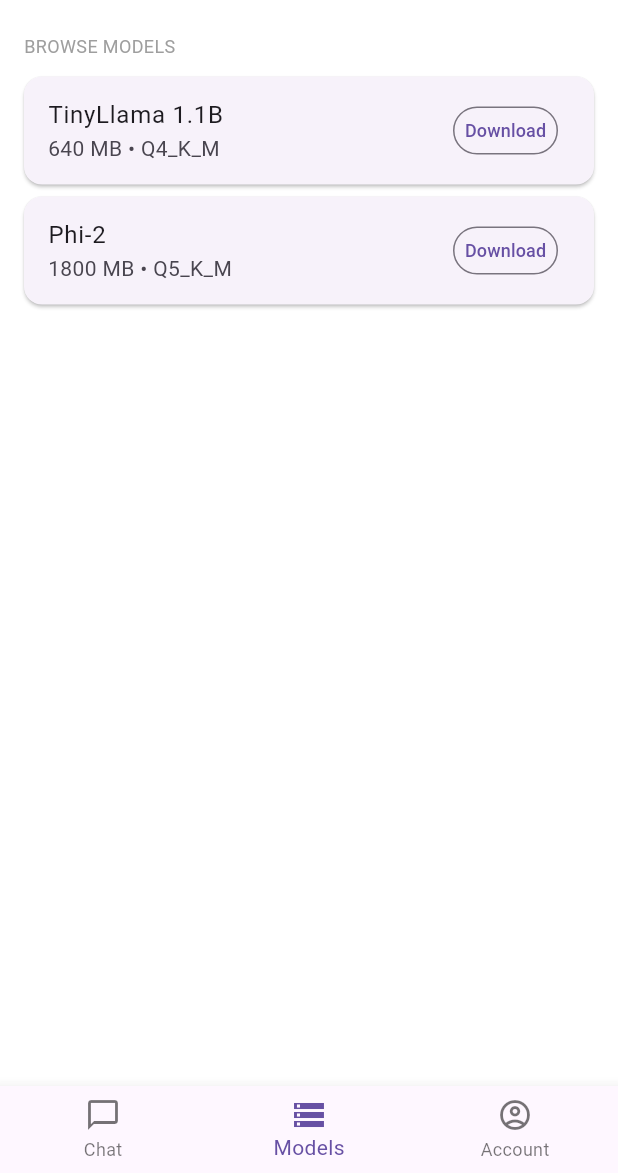
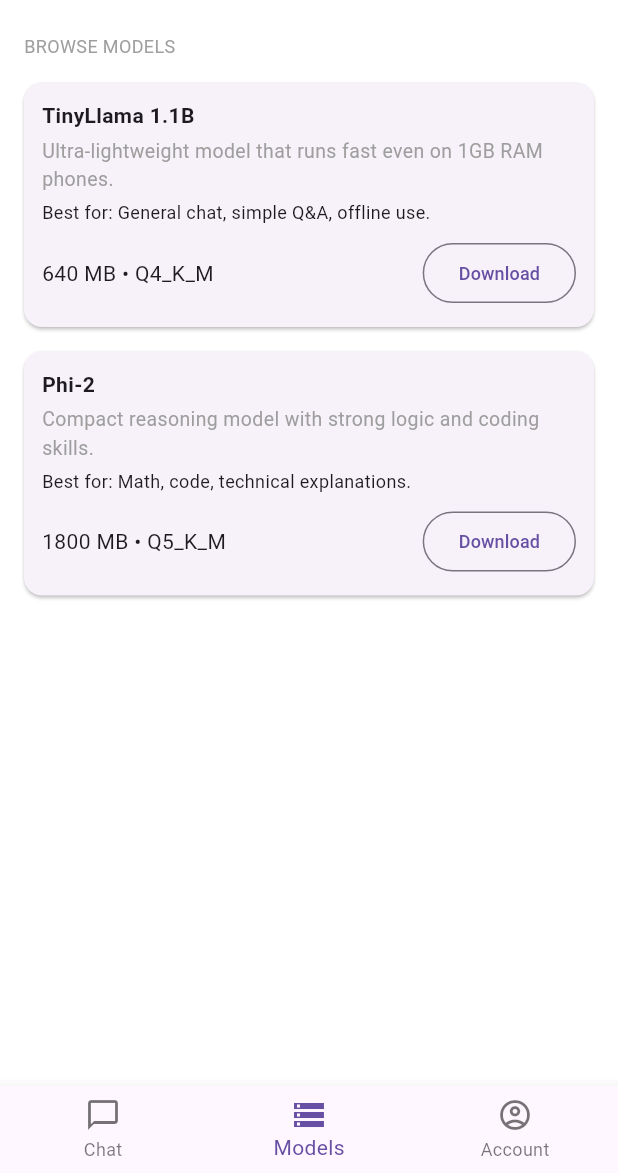
Before and after one commit to praisejamesx/wazza, a Flutter app: the MainScreen screen opened directly, item 2 of the bottom bar chosen, on a phone screen of 412 x 824 dp, the part 63-1236 px from its top. Run offline on Flutter 3.47's test engine with Material 3 defaults, Android fonts, the light colour scheme and no system bars; our stand-ins replace flutter_markdown, share_plus, sqflite; missing offline and left inert: llama_flutter_android; accounts and stored records are empty; Roboto replaces fonts that are missing (IBMPlexMono).

Commit message:
Implement model management features: add database service for downloaded models, enhance AIModel structure, and update UI to support model selection and downloading.

```diff
--- a/lib/models/ai_model.dart
+++ b/lib/models/ai_model.dart
@@ -9,6 +9,8 @@
   final bool isDownloaded;
   final String? localPath;
   final TemplateType templateType;
+  final String description;
+  final String bestFor;
 
   AIModel({
     required this.id,
@@ -18,6 +20,8 @@
     this.isDownloaded = false,
     this.localPath,
     required this.templateType,
+    required this.description,
+    required this.bestFor,
   });
 
   // Helper to auto-assign template based on model ID
@@ -30,6 +34,7 @@
     return TemplateType.chatml; // default fallback
   }
 
+
   static List<AIModel> remoteModels = [
     AIModel(
       id: 'tinyllama',
@@ -37,6 +42,8 @@
       sizeMB: 640,
       quant: 'Q4_K_M',
       templateType: TemplateType.llama2,
+      description: 'Ultra-lightweight model that runs fast even on 1GB RAM phones.',
+      bestFor: 'General chat, simple Q&A, offline use.',
     ),
     AIModel(
       id: 'phi2',
@@ -44,8 +51,10 @@
       sizeMB: 1800,
       quant: 'Q5_K_M',
       templateType: TemplateType.phi,
+      description: 'Compact reasoning model with strong logic and coding skills.',
+      bestFor: 'Math, code, technical explanations.',
     ),
-    // Add more models here as needed
+    // Add more models in future versions
   ];
 
   static List<AIModel> downloadedModels = [];
@@ -59,6 +68,8 @@
       isDownloaded: true,
       localPath: localPath,
       templateType: remoteModel.templateType, // ✅ Preserve templateType
+      description: remoteModel.description,
+      bestFor: remoteModel.bestFor
     );
     downloadedModels.add(downloaded);
   }
--- a/lib/screens/models_screen.dart
+++ b/lib/screens/models_screen.dart
@@ -3,6 +3,7 @@
 import 'package:wazza/models/ai_model.dart';
 import 'package:wazza/services/model_downloader.dart';
 import 'package:share_plus/share_plus.dart';
+import 'package:wazza/services/db_service.dart';
 import 'dart:io' show Platform;
 
 class ModelsScreen extends StatelessWidget {
@@ -103,17 +104,29 @@
   @override
   Widget build(BuildContext context) {
     return Card(
-      margin: const EdgeInsets.symmetric(horizontal: 16, vertical: 4),
-      child: ListTile(
-        title: Text(model.name),
-        subtitle: Text('${model.sizeMB} MB • ${model.quant}'),
-        trailing: OutlinedButton(
-          style: OutlinedButton.styleFrom(
-            padding: EdgeInsets.zero,
-            minimumSize: const Size(70, 32),
-          ),
-          onPressed: () => _downloadModel(context, model),
-          child: const Text('Download', style: TextStyle(fontSize: 12)),
+      margin: const EdgeInsets.symmetric(horizontal: 16, vertical: 8),
+      child: Padding(
+        padding: const EdgeInsets.all(12),
+        child: Column(
+          crossAxisAlignment: CrossAxisAlignment.start,
+          children: [
+            Text(model.name, style: const TextStyle(fontWeight: FontWeight.bold)),
+            const SizedBox(height: 4),
+            Text(model.description, style: const TextStyle(fontSize: 13, color: Colors.grey)),
+            const SizedBox(height: 4),
+            Text('Best for: ${model.bestFor}', style: const TextStyle(fontSize: 12)),
+            const SizedBox(height: 8),
+            Row(
+              mainAxisAlignment: MainAxisAlignment.spaceBetween,
+              children: [
+                Text('${model.sizeMB} MB • ${model.quant}'),
+                OutlinedButton(
+                  onPressed: () => _downloadModel(context, model),
+                  child: const Text('Download', style: TextStyle(fontSize: 12)),
+                ),
+              ],
+            ),
+          ],
         ),
       ),
     );
@@ -124,21 +137,33 @@
 
     showDialog(
       context: context,
-      builder: (context) => const AlertDialog(
-        content: Column(
+      barrierDismissible: false,
+      builder: (context) => AlertDialog(
+        title: Text('Downloading ${model.name}'),
+        content: const Column(
           mainAxisSize: MainAxisSize.min,
           children: [
-            Text('Downloading...'),
+            Text('Please keep the app open.'),
             SizedBox(height: 8),
-            LinearProgressIndicator(),
+            Text('This may take 2-5 minutes on mobile data.'),
+            SizedBox(height: 16),
+            LinearProgressIndicator(minHeight: 4),
           ],
         ),
+        actions: [
+          TextButton(
+            onPressed: () => Navigator.pop(context),
+            child: const Text('Cancel'),
+          ),
+        ],
       ),
     );
 
     try {
-      final path = await ModelDownloader.downloadModel(model);
+      final path = await ModelDownloader.downloadModel(model, (progress) {});
       AIModel.markAsDownloaded(model, path);
+      final db = DBService();
+      await db.saveDownloadedModel(AIModel.downloadedModels.last);
       if (context.mounted) {
         Navigator.pop(context);
         ScaffoldMessenger.of(context).showSnackBar(
--- a/lib/services/model_downloader.dart
+++ b/lib/services/model_downloader.dart
@@ -5,8 +5,10 @@
 import 'package:wazza/models/ai_model.dart';
 
 class ModelDownloader {
-  static Future<String> downloadModel(AIModel model) async {
-    // Use real Hugging Face URLs
+  static Future<String> downloadModel(
+    AIModel model,
+    void Function(int percentage) onProgress,
+  ) async {
     final urls = {
       'tinyllama': 'https://huggingface.co/TheBloke/TinyLlama-1.1B-Chat-v1.0-GGUF/resolve/main/tinyllama-1.1b-chat-v1.0.Q4_K_M.gguf?download=true',
       'phi2': 'https://huggingface.co/TheBloke/phi-2-GGUF/resolve/main/phi-2.Q4_K_M.gguf?download=true',
@@ -27,6 +29,9 @@
     final response = await http.get(Uri.parse(url));
     if (response.statusCode != 200) throw Exception('HTTP ${response.statusCode}');
 
+    // Simple progress: just report 100% at end
+    // (True streaming requires dio or custom networking)
+    onProgress(100);
     await file.writeAsBytes(response.bodyBytes);
     return filePath;
   }
```
Also changed, not shown: lib/main.dart (+8 -2 lines), lib/screens/chat_screen.dart (+7 -2 lines), lib/screens/home_shell.dart (+75 -8 lines), lib/services/db_service.dart (+48 -0 lines), lib/widgets/model_picker_sheet.dart (+10 -7 lines), assets/images/logo.jpg, assets/images/logo_foreground.jpg, 10 other files.
